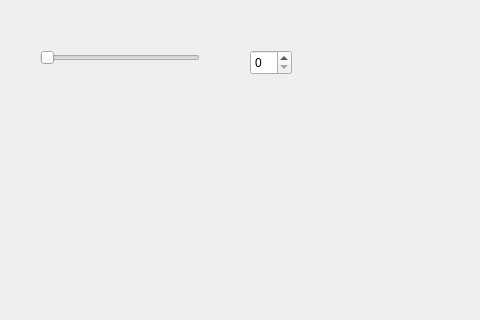
This is A_QT_grade_calculator/mainwindow.ui in zoebjamal/10C-hw-2 as Qt 5 draws it before an edit; both pictures show x 0 to 480 and y 0 to 320 of the 800 by 600 pixel window. The edited form follows.
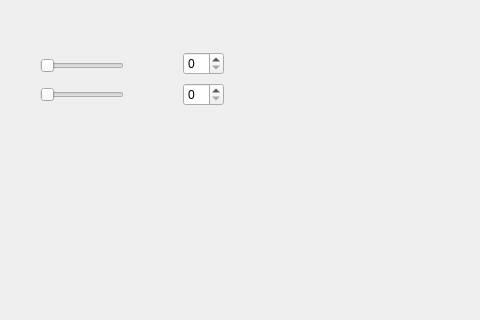
This is the edited form.

Commit message: added two linked sliders, spin boxes

```diff
--- a/A_QT_grade_calculator/mainwindow.ui
+++ b/A_QT_grade_calculator/mainwindow.ui
@@ -14,28 +14,58 @@
    <string>MainWindow</string>
   </property>
   <widget class="QWidget" name="centralwidget">
-   <widget class="QSpinBox" name="spinBox">
-    <property name="geometry">
-     <rect>
-      <x>250</x>
-      <y>50</y>
-      <width>42</width>
-      <height>25</height>
-     </rect>
-    </property>
-   </widget>
-   <widget class="QSlider" name="horizontalSlider">
+   <widget class="QWidget" name="">
     <property name="geometry">
      <rect>
       <x>40</x>
       <y>50</y>
-      <width>160</width>
-      <height>16</height>
+      <width>184</width>
+      <height>60</height>
      </rect>
     </property>
-    <property name="orientation">
-     <enum>Qt::Horizontal</enum>
-    </property>
+    <layout class="QHBoxLayout" name="horizontalLayout">
+     <item>
+      <layout class="QVBoxLayout" name="verticalLayout_2">
+       <item>
+        <widget class="QSlider" name="horizontalSlider">
+         <property name="orientation">
+          <enum>Qt::Horizontal</enum>
+         </property>
+        </widget>
+       </item>
+       <item>
+        <widget class="QSlider" name="horizontalSlider_2">
+         <property name="orientation">
+          <enum>Qt::Horizontal</enum>
+         </property>
+        </widget>
+       </item>
+      </layout>
+     </item>
+     <item>
+      <spacer name="horizontalSpacer">
+       <property name="orientation">
+        <enum>Qt::Horizontal</enum>
+       </property>
+       <property name="sizeHint" stdset="0">
+        <size>
+         <width>40</width>
+         <height>20</height>
+        </size>
+       </property>
+      </spacer>
+     </item>
+     <item>
+      <layout class="QVBoxLayout" name="verticalLayout">
+       <item>
+        <widget class="QSpinBox" name="spinBox"/>
+       </item>
+       <item>
+        <widget class="QSpinBox" name="spinBox_2"/>
+       </item>
+      </layout>
+     </item>
+    </layout>
    </widget>
   </widget>
   <widget class="QMenuBar" name="menubar">
```
Left out of the diff: 67 changed lines with no effect on the pictures. The commit also changes 1 other file.
